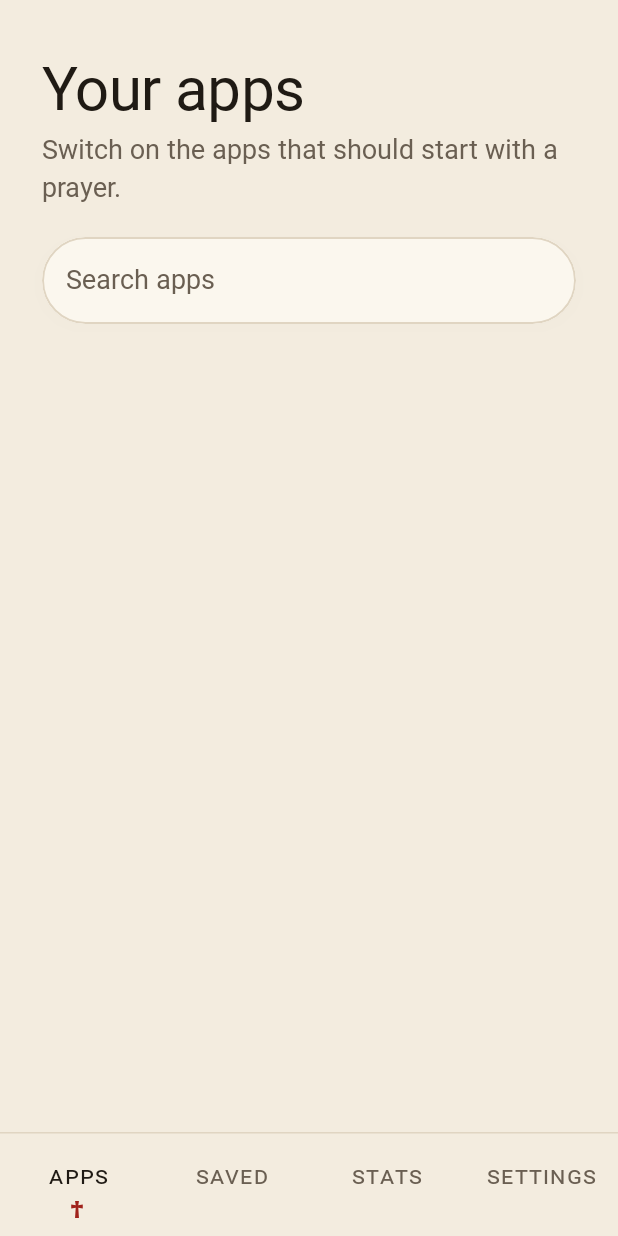
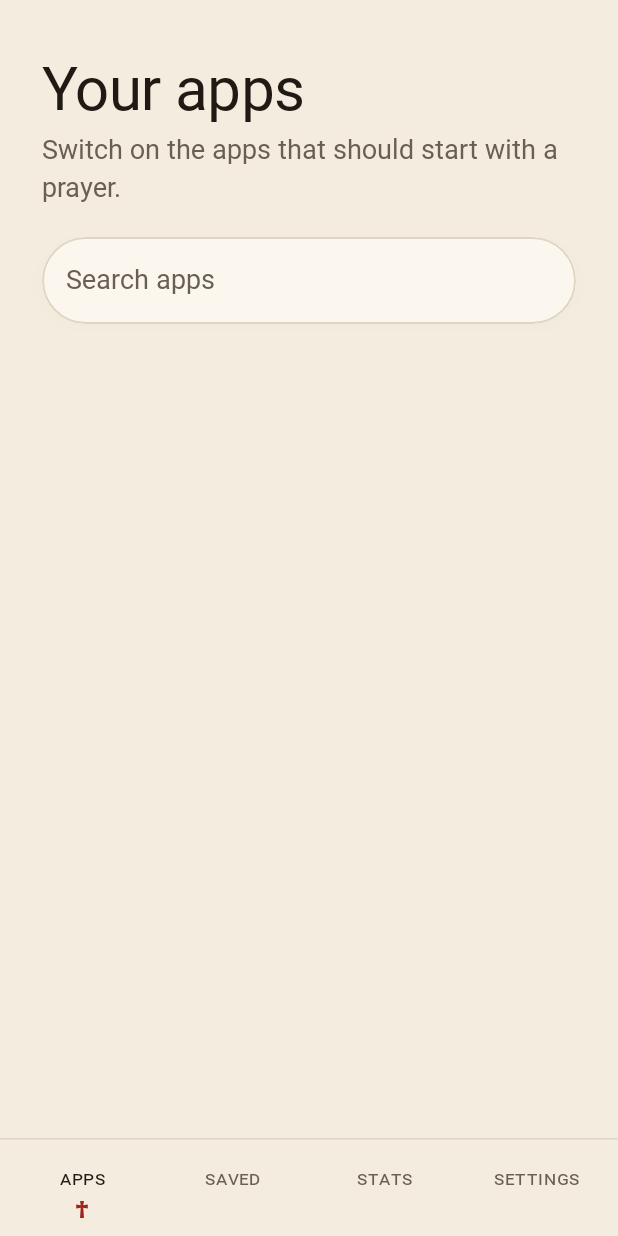
Before and after one commit to jackelamen/prayergate, an Android app built with Jetpack Compose: the composable HomeScreen shown on its own in the app's theme, on a phone screen of 412 x 824 dp. Run offline under Robolectric (Android 15) with nearby library versions, the phone set to English and light mode, and no system bars; our stand-ins replace Room's generated code; Roboto replaces fonts that are not available here.

Commit message:
Fix cramped bottom tab bar
When the page headings were enlarged, the tab labels picked up the same
larger size and wide letter spacing, so "SETTINGS" nearly filled its quarter
of the bar, touched the screen edge, and the four labels looked unevenly
spaced.

The tab labels now have their own size (13 sp, less letter spacing) and the
bar has a little side padding. All four labels share one size: the largest
at which the longest still fits its quarter with room to spare, so on a
narrow phone with large text they shrink together instead of only "SETTINGS"
shrinking. Checked at 411, 360 and 320 dp, at 100% and 130% text, in English
and Korean, and unfolded.

Co-Authored-By: Claude Sonnet 5.5 <noreply@anthropic.com>
Claude-Session: https://claude.ai/code/session_01Fdt8wSbZ6WbEF5KqqJwpT5

```diff
--- a/app/src/main/java/com/prayergate/app/ui/MainActivity.kt
+++ b/app/src/main/java/com/prayergate/app/ui/MainActivity.kt
@@ -42,6 +42,12 @@ import androidx.compose.ui.Modifier
 import androidx.compose.ui.platform.LocalContext
 import androidx.compose.ui.res.stringResource
 import androidx.compose.ui.semantics.Role
+import androidx.compose.foundation.layout.BoxWithConstraints
+import androidx.compose.ui.text.rememberTextMeasurer
+import androidx.compose.ui.platform.LocalDensity
+import androidx.compose.ui.text.TextStyle
+import androidx.compose.ui.text.style.TextAlign
+import androidx.compose.runtime.remember
 import androidx.compose.ui.unit.dp
 import androidx.compose.ui.unit.sp
 import com.prayergate.app.R
@@ -204,18 +210,45 @@ private fun HomeScreen(
                 .background(MaterialTheme.colorScheme.background)
                 .navigationBarsPadding(),
         ) {
-            Row(Modifier.readableWidth()) {
-                TabButton(stringResource(R.string.tab_apps), tab == Tab.APPS, Modifier.weight(1f)) { onTabChange(Tab.APPS) }
-                TabButton(stringResource(R.string.tab_saved), tab == Tab.SAVED, Modifier.weight(1f)) { onTabChange(Tab.SAVED) }
-                TabButton(stringResource(R.string.tab_stats), tab == Tab.STATS, Modifier.weight(1f)) { onTabChange(Tab.STATS) }
-                TabButton(stringResource(R.string.tab_settings), tab == Tab.SETTINGS, Modifier.weight(1f)) { onTabChange(Tab.SETTINGS) }
+            // All four labels share one size: the largest (up to 13 sp) at which the
+            // longest label still fits its quarter of the bar with room to spare.
+            // Fitting each label on its own would shrink only "SETTINGS".
+            BoxWithConstraints(Modifier.readableWidth().padding(horizontal = 4.dp)) {
+                val labels = listOf(
+                    stringResource(R.string.tab_apps), stringResource(R.string.tab_saved),
+                    stringResource(R.string.tab_stats), stringResource(R.string.tab_settings),
+                ).map { it.uppercase() }
+                val base = MaterialTheme.typography.labelMedium.copy(
+                    fontSize = 13.sp,
+                    letterSpacing = if (isKoreanShown()) 0.2.sp else 0.8.sp,
+                )
+                val measurer = rememberTextMeasurer()
+                val roomPx = with(LocalDensity.current) { (maxWidth / 4 - 16.dp).toPx() }
+                val size = remember(labels, roomPx, base) {
+                    var candidate = base.fontSize.value
+                    while (candidate > 8f) {
+                        val widest = labels.maxOf {
+                            measurer.measure(it, base.copy(fontSize = candidate.sp), maxLines = 1, softWrap = false).size.width
+                        }
+                        if (widest <= roomPx) break
+                        candidate -= 0.5f
+                    }
+                    candidate
+                }
+                val style = base.copy(fontSize = size.sp)
+                Row {
+                    TabButton(labels[0], tab == Tab.APPS, style, Modifier.weight(1f)) { onTabChange(Tab.APPS) }
+                    TabButton(labels[1], tab == Tab.SAVED, style, Modifier.weight(1f)) { onTabChange(Tab.SAVED) }
+                    TabButton(labels[2], tab == Tab.STATS, style, Modifier.weight(1f)) { onTabChange(Tab.STATS) }
+                    TabButton(labels[3], tab == Tab.SETTINGS, style, Modifier.weight(1f)) { onTabChange(Tab.SETTINGS) }
+                }
             }
         }
     }
 }
 
 @Composable
-private fun TabButton(text: String, selected: Boolean, modifier: Modifier, onClick: () -> Unit) {
+private fun TabButton(text: String, selected: Boolean, style: TextStyle, modifier: Modifier, onClick: () -> Unit) {
     val color by animateColorAsState(
         if (selected) MaterialTheme.colorScheme.onSurface else MaterialTheme.colorScheme.onSurfaceVariant,
         label = "tabColor",
@@ -230,7 +263,9 @@ private fun TabButton(text: String, selected: Boolean, modifier: Modifier, onCli
             .clickable(role = Role.Tab, onClick = onClick)
             .padding(top = 18.dp, bottom = 12.dp),
     ) {
-        FitText(text.uppercase(), MaterialTheme.typography.labelMedium, color, minFontSize = 8.sp)
+        // The tab labels are smaller than the red headings on the pages (the
+        // size is worked out once for all four, see HomeScreen).
+        Text(text, style = style, color = color, maxLines = 1, softWrap = false, textAlign = TextAlign.Center)
         Spacer(Modifier.height(7.dp))
         Canvas(Modifier.size(width = 8.dp, height = 11.dp)) {
             if (mark > 0f) {
```
